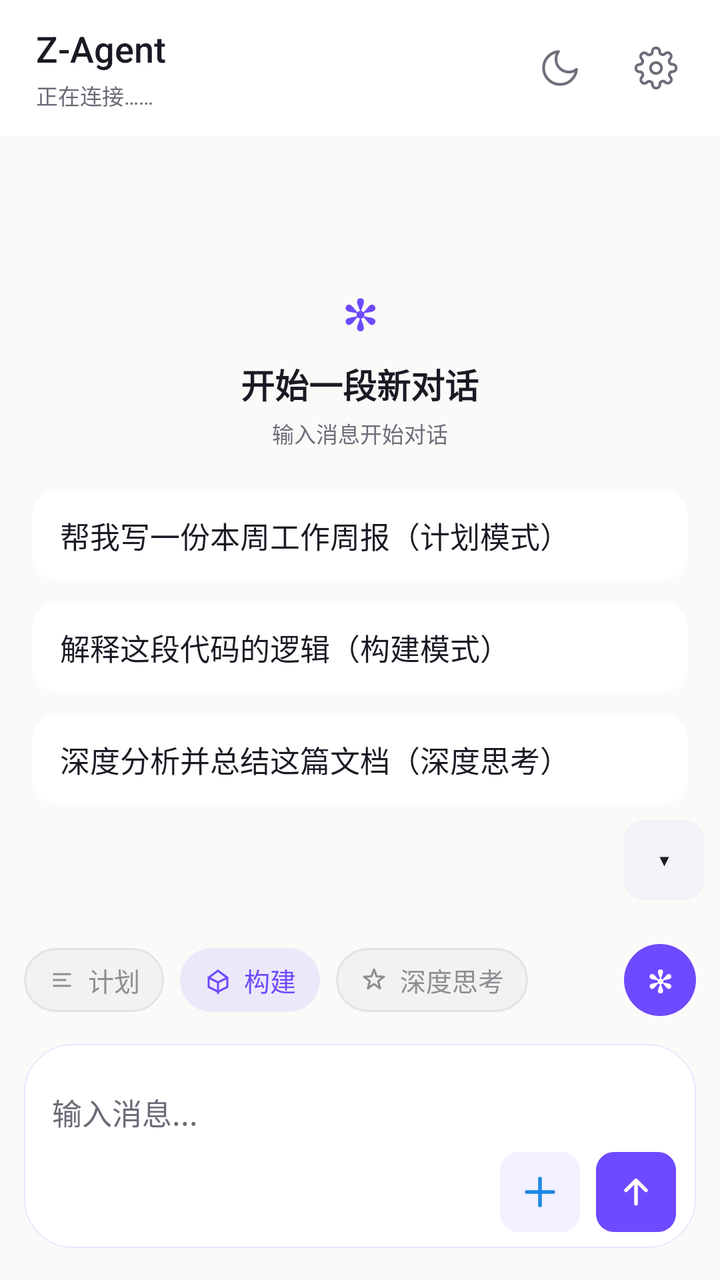
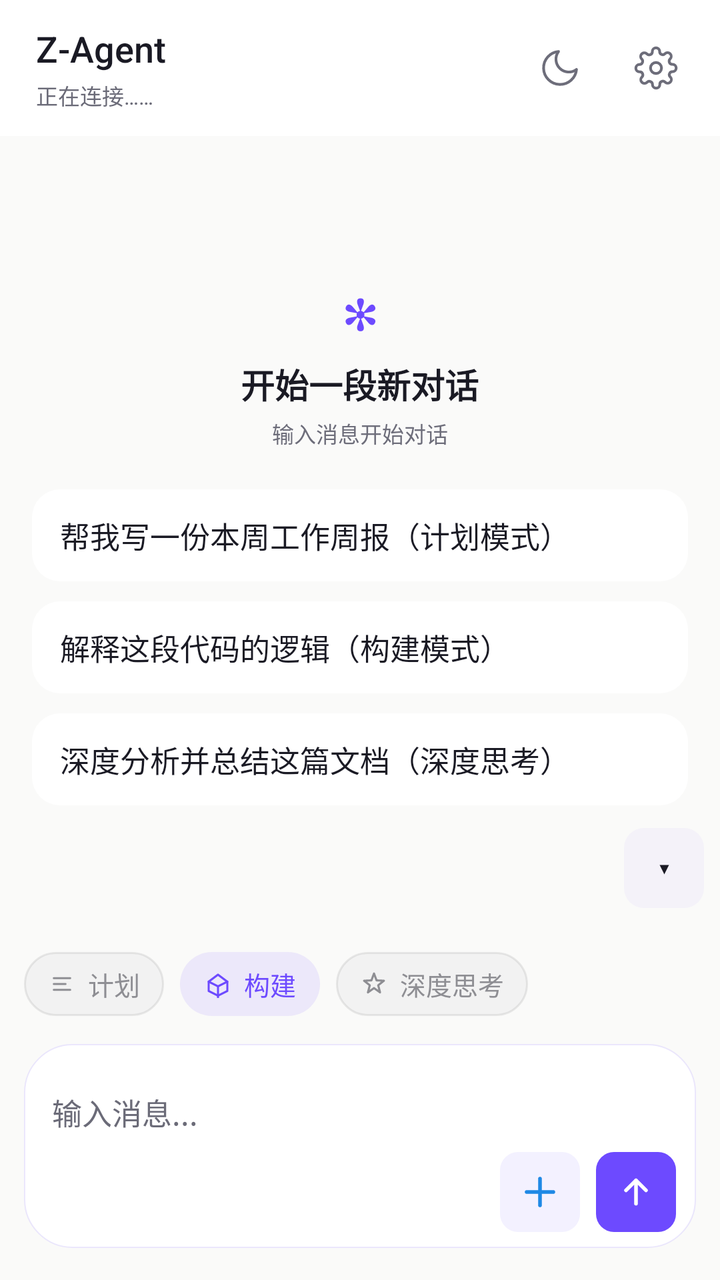

Compare the two renders of this Android layout. The source of the first and the diff that turns it into the second are given below.
<!-- AndroidManifest.xml: application theme AppTheme -->
<!-- res/layout/activity_main.xml -->
<?xml version="1.0" encoding="utf-8"?>
<FrameLayout xmlns:android="http://schemas.android.com/apk/res/android"
android:id="@+id/rootView" android:clipChildren="false" android:clipToPadding="false"
android:layout_width="match_parent"
android:layout_height="match_parent"
android:background="@color/bg_canvas"
>



<LinearLayout
android:layout_width="match_parent"
android:layout_height="match_parent"
android:orientation="vertical">


<LinearLayout
android:id="@+id/topBar"
android:layout_width="match_parent"
android:layout_height="wrap_content"
android:background="@color/bg_elevated"
android:gravity="center_vertical"
android:orientation="horizontal"
android:paddingStart="18dp"
android:paddingTop="10dp"
android:paddingEnd="8dp"
android:paddingBottom="10dp">

<LinearLayout
android:layout_width="0dp"
android:layout_height="wrap_content"
android:layout_weight="1"
android:orientation="vertical">
<TextView
android:layout_width="wrap_content"
android:layout_height="wrap_content"
android:text="Z-Agent"
android:textColor="@color/text_primary"
android:fontFamily="sans-serif-medium"
android:textSize="18sp" />
<TextView
android:id="@+id/statusText"
android:layout_width="match_parent"
android:layout_height="wrap_content"
android:layout_marginTop="3dp"
android:ellipsize="end"
android:maxLines="1"
android:text="正在连接……"
android:textColor="@color/text_tertiary"
android:textSize="@dimen/fs_caption" />
</LinearLayout>


<FrameLayout
android:id="@+id/themeButton"
android:contentDescription="切换深浅主题"
android:layout_width="48dp"
android:layout_height="48dp"
android:background="?attr/selectableItemBackgroundBorderless"
android:clickable="true"
android:focusable="true">
<ImageView
android:id="@+id/themeIcon"
android:layout_width="22dp"
android:layout_height="22dp"
android:layout_gravity="center"
android:src="@drawable/ic_moon" />
</FrameLayout>


<FrameLayout
android:id="@+id/settingsButton"
android:contentDescription="打开设置"
android:layout_width="48dp"
android:layout_height="48dp"
android:background="?attr/selectableItemBackgroundBorderless"
android:clickable="true"
android:focusable="true">
<ImageView
android:layout_width="22dp"
android:layout_height="22dp"
android:layout_gravity="center"
android:src="@drawable/ic_gear" />
</FrameLayout>
</LinearLayout>


<FrameLayout android:clipChildren="false" android:clipToPadding="false"
android:layout_width="match_parent"
android:layout_height="0dp"
android:layout_weight="1">

<ScrollView
android:id="@+id/outputScroll"
android:layout_width="match_parent"
android:layout_height="match_parent"
android:background="@color/bg_canvas"
android:fillViewport="true"
android:overScrollMode="always"
android:scrollbars="vertical">
<LinearLayout
android:id="@+id/chatContainer"
android:layout_width="match_parent"
android:layout_height="wrap_content"
android:gravity="bottom"
android:orientation="vertical"
android:paddingStart="8dp"
android:paddingTop="12dp"
android:paddingEnd="8dp"
android:paddingBottom="200dp">

<LinearLayout
android:id="@+id/emptyState"
android:layout_width="match_parent"
android:layout_height="0dp"
android:gravity="center"
android:layout_weight="1"
android:orientation="vertical"
android:paddingTop="48dp"
android:paddingBottom="24dp">
<TextView
android:layout_width="wrap_content"
android:layout_height="wrap_content"
android:text="✻"
android:textColor="@color/accent"
android:textSize="@dimen/fs_display"
android:textStyle="bold" />
<TextView
android:layout_width="wrap_content"
android:layout_height="wrap_content"
android:layout_marginTop="8dp"
android:text="开始一段新对话"
android:textColor="@color/text_primary"
android:textSize="@dimen/fs_title"
android:textStyle="bold" />
<TextView
android:layout_width="wrap_content"
android:layout_height="wrap_content"
android:layout_marginTop="4dp"
android:text="输入消息开始对话"
android:textColor="@color/text_secondary"
android:textSize="@dimen/fs_caption" />

<LinearLayout android:layout_width="match_parent" android:layout_height="wrap_content" android:layout_marginTop="20dp" android:orientation="vertical" android:paddingStart="8dp" android:paddingEnd="8dp">

<TextView android:id="@+id/promptCard1" android:layout_width="match_parent" android:layout_height="wrap_content" android:background="@drawable/bg_prompt_card" android:clickable="true" android:focusable="true" android:paddingStart="14dp" android:paddingTop="12dp" android:paddingEnd="14dp" android:paddingBottom="12dp" android:text="帮我写一份本周工作周报（计划模式）" android:textColor="@color/text_primary" android:textSize="@dimen/fs_body" />

<TextView android:id="@+id/promptCard2" android:layout_width="match_parent" android:layout_height="wrap_content" android:layout_marginTop="10dp" android:background="@drawable/bg_prompt_card" android:clickable="true" android:focusable="true" android:paddingStart="14dp" android:paddingTop="12dp" android:paddingEnd="14dp" android:paddingBottom="12dp" android:text="解释这段代码的逻辑（构建模式）" android:textColor="@color/text_primary" android:textSize="@dimen/fs_body" />

<TextView android:id="@+id/promptCard3" android:layout_width="match_parent" android:layout_height="wrap_content" android:layout_marginTop="10dp" android:background="@drawable/bg_prompt_card" android:clickable="true" android:focusable="true" android:paddingStart="14dp" android:paddingTop="12dp" android:paddingEnd="14dp" android:paddingBottom="12dp" android:text="深度分析并总结这篇文档（深度思考）" android:textColor="@color/text_primary" android:textSize="@dimen/fs_body" />
</LinearLayout>
</LinearLayout>
 </LinearLayout>
</ScrollView>


<FrameLayout
android:id="@+id/scrollBottomBtn"
android:layout_width="40dp"
android:layout_height="40dp"
android:layout_gravity="bottom|end"
android:layout_marginEnd="16dp"
 android:layout_marginBottom="76dp"
android:background="@drawable/bg_circle_btn"
android:clickable="true"
android:focusable="true"
android:foreground="@drawable/ripple_circle"
android:visibility="gone">
<TextView
android:layout_width="wrap_content"
android:layout_height="wrap_content"
android:layout_gravity="center"
android:text="↓"
android:textColor="@color/accent"
android:textSize="20sp"
android:textStyle="bold" />
</FrameLayout>
</FrameLayout>

</LinearLayout>


<LinearLayout
android:layout_width="match_parent"
android:layout_height="wrap_content"
android:layout_gravity="bottom"
android:orientation="vertical">


<LinearLayout android:id="@+id/quickBarContainer" android:layout_width="match_parent" android:layout_height="wrap_content" android:background="@android:color/transparent" android:orientation="vertical">

 <LinearLayout android:id="@+id/quickRowWrap" android:layout_width="match_parent" android:layout_height="wrap_content" android:gravity="center_vertical" android:minHeight="56dp" android:orientation="horizontal" android:paddingStart="8dp" android:paddingTop="6dp" android:paddingEnd="8dp" android:paddingBottom="6dp"> <HorizontalScrollView android:id="@+id/quickScroll" android:layout_width="0dp" android:layout_height="wrap_content" android:layout_weight="1" android:overScrollMode="never" android:scrollbars="none"> <LinearLayout android:id="@+id/quickRow" android:layout_width="wrap_content" android:layout_height="wrap_content" android:gravity="center_vertical" android:orientation="horizontal" android:paddingStart="8dp" android:paddingEnd="8dp" /> </HorizontalScrollView> <TextView android:id="@+id/quickCollapse" android:layout_width="40dp" android:layout_height="40dp" android:layout_marginStart="4dp" android:background="@drawable/bg_quick" android:clickable="true" android:focusable="true" android:foreground="@drawable/ripple_pill" android:gravity="center" android:text="▾" android:textColor="@color/text_primary" android:textSize="16sp" /> </LinearLayout>  <LinearLayout android:id="@+id/quickEditBar" android:layout_width="match_parent" android:layout_height="36dp" android:background="@color/bg_subtle" android:gravity="center_vertical" android:orientation="horizontal" android:paddingStart="16dp" android:paddingEnd="12dp" android:visibility="gone"> <TextView android:layout_width="0dp" android:layout_height="wrap_content" android:layout_weight="1" android:text="拖动排序 · 点×移除 · 点＋添加" android:textColor="@color/text_secondary" android:textSize="11sp" /> <TextView android:id="@+id/quickEditDone" android:layout_width="wrap_content" android:layout_height="wrap_content" android:paddingStart="12dp" android:paddingEnd="4dp" android:text="完成" android:textColor="@color/accent" android:textSize="13sp" android:textStyle="bold" /> </LinearLayout>  </LinearLayout>


<LinearLayout android:id="@+id/inputBar" android:layout_width="match_parent" android:layout_height="wrap_content" android:background="@android:color/transparent" android:clipChildren="false" android:clipToPadding="false" android:orientation="vertical" android:paddingStart="12dp" android:paddingTop="14dp" android:paddingEnd="12dp" android:paddingBottom="14dp">




<LinearLayout android:layout_width="match_parent" android:layout_height="wrap_content" android:gravity="center_vertical" android:orientation="horizontal" android:paddingBottom="10dp">
<HorizontalScrollView android:layout_width="0dp" android:layout_height="wrap_content" android:layout_weight="1" android:scrollbars="none" android:overScrollMode="never">
<LinearLayout android:layout_width="wrap_content" android:layout_height="wrap_content" android:gravity="center_vertical" android:orientation="horizontal">
<TextView android:id="@+id/segPlan" android:layout_width="wrap_content" android:layout_height="32dp" android:background="@drawable/bg_chip_ghost" android:clickable="true" android:focusable="true" android:foreground="@drawable/ripple_pill" android:gravity="center_vertical" android:drawableStart="@drawable/ic_plan" android:drawablePadding="6dp" android:paddingStart="12dp" android:paddingEnd="12dp" android:text="计划" android:textColor="@color/chip_text_inactive" android:textSize="13sp" android:maxLines="1" />
<TextView android:id="@+id/segBuild" android:layout_width="wrap_content" android:layout_height="32dp" android:layout_marginStart="8dp" android:background="@drawable/bg_chip_active" android:clickable="true" android:focusable="true" android:foreground="@drawable/ripple_pill" android:gravity="center_vertical" android:drawableStart="@drawable/ic_build_active" android:drawablePadding="6dp" android:paddingStart="12dp" android:paddingEnd="12dp" android:text="构建" android:textColor="@color/accent" android:textSize="13sp" android:maxLines="1" />
<TextView android:id="@+id/chipThink2" android:layout_width="wrap_content" android:layout_height="32dp" android:layout_marginStart="8dp" android:background="@drawable/bg_chip_ghost" android:clickable="true" android:focusable="true" android:foreground="@drawable/ripple_pill" android:gravity="center_vertical" android:drawableStart="@drawable/ic_think" android:drawablePadding="6dp" android:paddingStart="12dp" android:paddingEnd="12dp" android:text="深度思考" android:textColor="@color/chip_text_inactive" android:textSize="13sp" android:maxLines="1" />
<TextView android:id="@+id/chipSearch" android:layout_width="0dp" android:layout_height="0dp" android:visibility="gone" />
</LinearLayout>
</HorizontalScrollView>
<FrameLayout android:id="@+id/quickBall" android:layout_width="36dp" android:layout_height="36dp" android:layout_marginStart="8dp" android:background="@drawable/bg_quick_ball" android:clickable="true" android:focusable="true" android:foreground="@drawable/ripple_circle" > <TextView android:layout_width="wrap_content" android:layout_height="wrap_content" android:layout_gravity="center" android:text="✻" android:textColor="#FFFFFF" android:textSize="16sp" android:textStyle="bold" /> </FrameLayout>
</LinearLayout>



<LinearLayout android:id="@+id/inputCard" android:layout_width="match_parent" android:layout_height="wrap_content" android:layout_marginTop="4dp" android:layout_marginBottom="2dp" android:background="@drawable/bg_input_card" android:elevation="10dp" android:orientation="vertical" android:paddingStart="14dp" android:paddingTop="10dp" android:paddingEnd="10dp" android:paddingBottom="8dp">

<HorizontalScrollView android:id="@+id/attachScroll" android:layout_width="match_parent" android:layout_height="wrap_content" android:scrollbars="none" android:visibility="gone">
<LinearLayout android:id="@+id/attachRow" android:layout_width="wrap_content" android:layout_height="wrap_content" android:orientation="horizontal" android:paddingBottom="6dp" />
</HorizontalScrollView>

<EditText android:id="@+id/inputEdit" android:layout_width="match_parent" android:layout_height="wrap_content" android:minHeight="44dp" android:background="@null" android:hint="输入消息..." android:imeOptions="actionSend" android:inputType="textCapSentences" android:maxLines="5" android:paddingTop="8dp" android:paddingBottom="4dp" android:textColor="@color/text_primary" android:textColorHint="@color/text_tertiary" android:textSize="@dimen/fs_body" />

<LinearLayout android:layout_width="match_parent" android:layout_height="wrap_content" android:gravity="center_vertical|end" android:orientation="horizontal">

<FrameLayout android:id="@+id/btnPlus" android:contentDescription="添加附件" android:layout_width="40dp" android:layout_height="40dp" android:background="@drawable/bg_circle_btn" android:clickable="true" android:focusable="true" android:foreground="@drawable/ripple_circle">
<ImageView android:layout_width="20dp" android:layout_height="20dp" android:layout_gravity="center" android:src="@drawable/ic_plus" />
</FrameLayout>

<FrameLayout android:id="@+id/sendButton" android:contentDescription="发送消息" android:layout_width="40dp" android:layout_height="40dp" android:layout_marginStart="8dp" android:background="@drawable/bg_circle_send" android:clickable="true" android:focusable="true" android:foreground="@drawable/ripple_circle">
<ImageView android:layout_width="20dp" android:layout_height="20dp" android:layout_gravity="center" android:src="@drawable/ic_arrow_up" />
</FrameLayout>
</LinearLayout>
</LinearLayout>

</LinearLayout>
</LinearLayout>
</FrameLayout>
<!-- resources referenced by this layout -->
<resources>
  <color name="accent">#6D4AFF</color>
  <color name="bg_canvas">#FAFAF9</color>
  <color name="bg_elevated">#FFFFFF</color>
  <color name="bg_subtle">#F4F2F9</color>
  <color name="chip_text_inactive">#8E8E93</color>
  <color name="text_primary">#1A1A24</color>
  <color name="text_secondary">#6D6D7A</color>
  <color name="text_tertiary">#6B6B78</color>
  <dimen name="fs_body">15sp</dimen>
  <dimen name="fs_caption">11sp</dimen>
  <dimen name="fs_display">22sp</dimen>
  <dimen name="fs_title">17sp</dimen>
  <!-- drawable bg_chip_active (drawable) -->
  <?xml version="1.0" encoding="utf-8"?>
  <shape xmlns:android="http://schemas.android.com/apk/res/android" android:shape="rectangle">
      <solid android:color="@color/chip_active_bg" />
      <corners android:radius="999dp" />
  </shape>
  <!-- drawable bg_chip_ghost (drawable) -->
  <?xml version="1.0" encoding="utf-8"?>
  <shape xmlns:android="http://schemas.android.com/apk/res/android" android:shape="rectangle">
      <solid android:color="@color/chip_ghost_bg" />
      <corners android:radius="999dp" />
      <stroke android:width="1dp" android:color="@color/chip_ghost_stroke" />
  </shape>
  <!-- drawable bg_circle_btn (drawable) -->
  <?xml version="1.0" encoding="utf-8"?>
  <shape xmlns:android="http://schemas.android.com/apk/res/android" android:shape="rectangle">
   <solid android:color="@color/accent_subtle" />
   <corners android:radius="8.95dp" />
  </shape>
  <!-- drawable bg_circle_send (drawable) -->
  <?xml version="1.0" encoding="utf-8"?>
  <shape xmlns:android="http://schemas.android.com/apk/res/android" android:shape="rectangle">
   <solid android:color="@color/accent" />
   <corners android:radius="8.95dp" />
  </shape>
  <!-- drawable bg_input_card (drawable) -->
  <?xml version="1.0" encoding="utf-8"?>
  <shape xmlns:android="http://schemas.android.com/apk/res/android" android:shape="rectangle">
  <solid android:color="@color/bg_elevated" />
  <corners android:radius="24dp" />
  <stroke android:width="0.5dp" android:color="@color/accent_line" />
  </shape>
  <!-- drawable bg_prompt_card (drawable) -->
  <?xml version="1.0" encoding="utf-8"?>
  <shape xmlns:android="http://schemas.android.com/apk/res/android" android:shape="rectangle">
  <solid android:color="@color/bg_elevated" />
  <corners android:radius="14dp" />
  </shape>
  <!-- drawable bg_quick (drawable) -->
  <?xml version="1.0" encoding="utf-8"?>
  <shape xmlns:android="http://schemas.android.com/apk/res/android" android:shape="rectangle">
  <solid android:color="@color/bg_subtle" />
  <corners android:radius="10dp" />
  </shape>
  <!-- drawable bg_quick_ball (drawable) -->
  <?xml version="1.0" encoding="utf-8"?>
  <shape xmlns:android="http://schemas.android.com/apk/res/android" android:shape="oval">
  <solid android:color="@color/accent" />
  <padding android:left="0dp" android:top="0dp" android:right="0dp" android:bottom="0dp" />
  </shape>
  <!-- drawable ripple_circle (drawable) -->
  <?xml version="1.0" encoding="utf-8"?>
  <ripple xmlns:android="http://schemas.android.com/apk/res/android" android:color="@color/accent_line">
   <item android:id="@android:id/mask">
   <shape android:shape="rectangle">
   <corners android:radius="8.95dp" />
   <solid android:color="#FFFFFF" />
   </shape>
   </item>
  </ripple>
  <color name="chip_active_bg">#1A6D4AFF</color>
  <color name="chip_ghost_bg">#0F787880</color>
  <color name="chip_ghost_stroke">#14000000</color>
  <color name="accent_subtle">#146D4AFF</color>
  <color name="accent_line">#1F6D4AFF</color>
  <style name="AppBottomSheet" parent="Theme.Design.Light.BottomSheetDialog">
  <item name="bottomSheetStyle">@style/AppBottomSheet.Modal</item>
  <item name="android:windowIsFloating">false</item>
  <item name="android:statusBarColor">@android:color/transparent</item>
  </style>
  <style name="AppBottomSheet.Modal" parent="Widget.Design.BottomSheet.Modal">
  <item name="android:background">@android:color/transparent</item>
  </style>
  <!-- unchanged entries left out for length: 10 -->
</resources>

<!-- the commit's change to res/layout/activity_main.xml (unified diff, before → after) -->
@@ -189,7 +189,7 @@ android:orientation="vertical">
 
 <LinearLayout android:id="@+id/quickBarContainer" android:layout_width="match_parent" android:layout_height="wrap_content" android:background="@android:color/transparent" android:orientation="vertical">
 
- <LinearLayout android:id="@+id/quickRowWrap" android:layout_width="match_parent" android:layout_height="wrap_content" android:gravity="center_vertical" android:minHeight="56dp" android:orientation="horizontal" android:paddingStart="8dp" android:paddingTop="6dp" android:paddingEnd="8dp" android:paddingBottom="6dp"> <HorizontalScrollView android:id="@+id/quickScroll" android:layout_width="0dp" android:layout_height="wrap_content" android:layout_weight="1" android:overScrollMode="never" android:scrollbars="none"> <LinearLayout android:id="@+id/quickRow" android:layout_width="wrap_content" android:layout_height="wrap_content" android:gravity="center_vertical" android:orientation="horizontal" android:paddingStart="8dp" android:paddingEnd="8dp" /> </HorizontalScrollView> <TextView android:id="@+id/quickCollapse" android:layout_width="40dp" android:layout_height="40dp" android:layout_marginStart="4dp" android:background="@drawable/bg_quick" android:clickable="true" android:focusable="true" android:foreground="@drawable/ripple_pill" android:gravity="center" android:text="▾" android:textColor="@color/text_primary" android:textSize="16sp" /> </LinearLayout>  <LinearLayout android:id="@+id/quickEditBar" android:layout_width="match_parent" android:layout_height="36dp" android:background="@color/bg_subtle" android:gravity="center_vertical" android:orientation="horizontal" android:paddingStart="16dp" android:paddingEnd="12dp" android:visibility="gone"> <TextView android:layout_width="0dp" android:layout_height="wrap_content" android:layout_weight="1" android:text="拖动排序 · 点×移除 · 点＋添加" android:textColor="@color/text_secondary" android:textSize="11sp" /> <TextView android:id="@+id/quickEditDone" android:layout_width="wrap_content" android:layout_height="wrap_content" android:paddingStart="12dp" android:paddingEnd="4dp" android:text="完成" android:textColor="@color/accent" android:textSize="13sp" android:textStyle="bold" /> </LinearLayout>  </LinearLayout>
+ <LinearLayout android:id="@+id/quickRowWrap" android:layout_width="match_parent" android:layout_height="wrap_content" android:gravity="center_vertical" android:minHeight="56dp" android:orientation="horizontal" android:paddingStart="8dp" android:paddingTop="6dp" android:paddingEnd="8dp" android:paddingBottom="6dp"> <HorizontalScrollView android:id="@+id/quickScroll" android:layout_width="0dp" android:layout_height="wrap_content" android:layout_weight="1" android:overScrollMode="never" android:scrollbars="none"> <LinearLayout android:id="@+id/quickRow" android:layout_width="wrap_content" android:layout_height="wrap_content" android:gravity="center_vertical" android:orientation="horizontal" android:paddingStart="8dp" android:paddingEnd="8dp" /> </HorizontalScrollView> <TextView android:id="@+id/quickCollapse" android:layout_width="40dp" android:layout_height="40dp" android:layout_marginStart="4dp" android:background="@drawable/bg_quick" android:clickable="true" android:focusable="true" android:foreground="@drawable/ripple_pill" android:gravity="center" android:text="▾" android:textColor="@color/text_primary" android:textSize="16sp" /> </LinearLayout>  <LinearLayout android:id="@+id/quickEditBar" android:layout_width="match_parent" android:layout_height="36dp" android:background="@color/bg_subtle" android:gravity="center_vertical" android:orientation="horizontal" android:paddingStart="16dp" android:paddingEnd="12dp" android:visibility="gone"> <TextView android:layout_width="0dp" android:layout_height="wrap_content" android:layout_weight="1" android:text="拖动排序 · 点×移除 · 点＋添加" android:textColor="@color/text_secondary" android:textSize="11sp" /> <TextView android:id="@+id/quickEditDone" android:layout_width="wrap_content" android:layout_height="wrap_content" android:paddingStart="12dp" android:paddingEnd="4dp" android:text="完成" android:textColor="@color/accent" android:textSize="13sp" android:textStyle="bold" /> </LinearLayout> <FrameLayout android:id="@+id/quickBall" android:layout_width="52dp" android:layout_height="52dp" android:layout_gravity="end" android:layout_marginEnd="16dp" android:layout_marginBottom="12dp" android:background="@drawable/bg_quick_ball" android:clickable="true" android:focusable="true" android:foreground="@drawable/ripple_circle" android:visibility="gone"> <TextView android:layout_width="wrap_content" android:layout_height="wrap_content" android:layout_gravity="center" android:text="✻" android:textColor="#FFFFFF" android:textSize="22sp" android:textStyle="bold" /> </FrameLayout> </LinearLayout>
 
 
 <LinearLayout android:id="@+id/inputBar" android:layout_width="match_parent" android:layout_height="wrap_content" android:background="@android:color/transparent" android:clipChildren="false" android:clipToPadding="false" android:orientation="vertical" android:paddingStart="12dp" android:paddingTop="14dp" android:paddingEnd="12dp" android:paddingBottom="14dp">
@@ -206,7 +206,6 @@ android:orientation="vertical">
 <TextView android:id="@+id/chipSearch" android:layout_width="0dp" android:layout_height="0dp" android:visibility="gone" />
 </LinearLayout>
 </HorizontalScrollView>
-<FrameLayout android:id="@+id/quickBall" android:layout_width="36dp" android:layout_height="36dp" android:layout_marginStart="8dp" android:background="@drawable/bg_quick_ball" android:clickable="true" android:focusable="true" android:foreground="@drawable/ripple_circle" > <TextView android:layout_width="wrap_content" android:layout_height="wrap_content" android:layout_gravity="center" android:text="✻" android:textColor="#FFFFFF" android:textSize="16sp" android:textStyle="bold" /> </FrameLayout>
 </LinearLayout>
 
 
